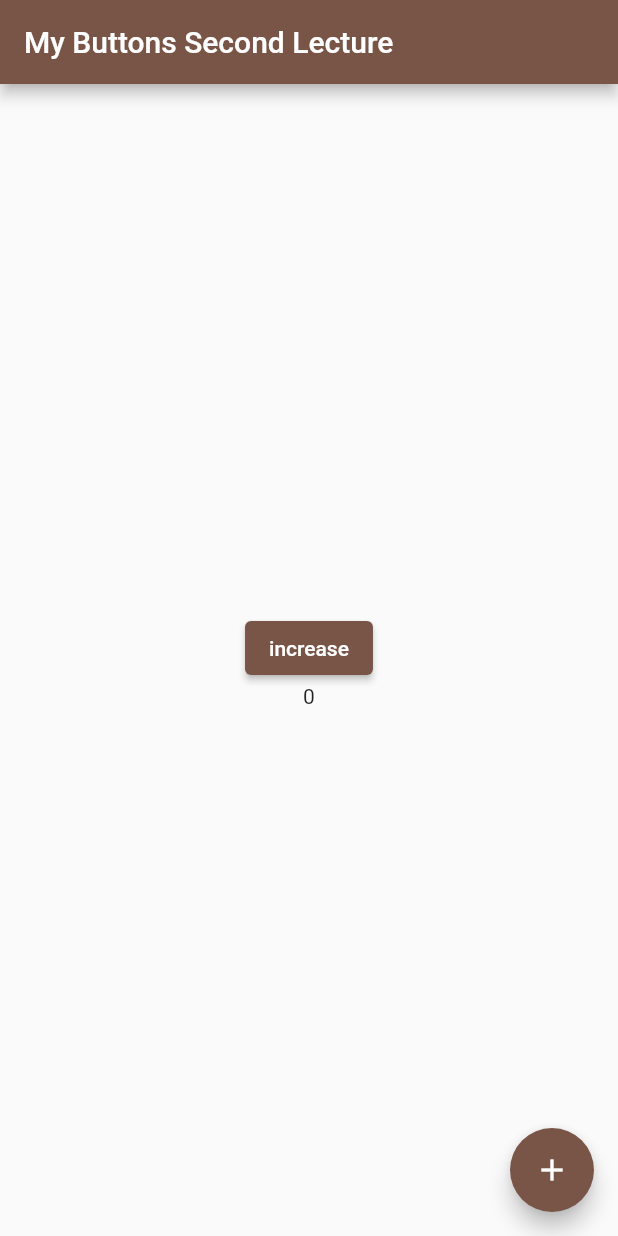
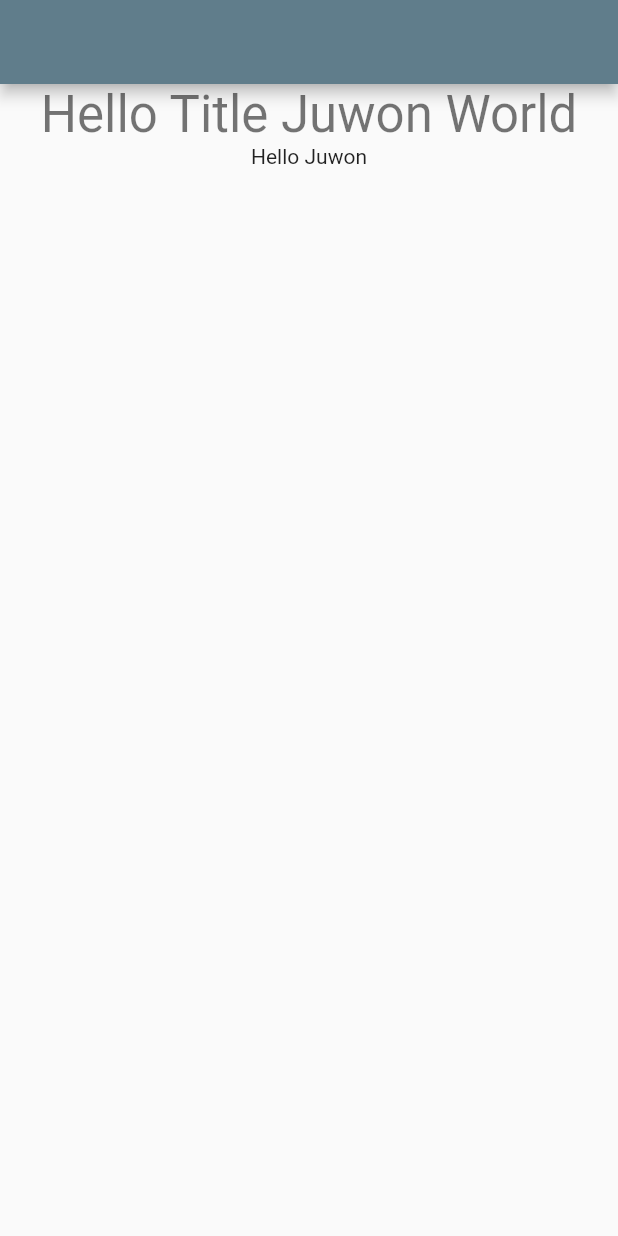
Before and after one commit to Juwon-Yun/LearnFlutter, a Flutter app: the screen it shows after launch, on a phone screen of 412 x 824 dp. Run offline on Flutter 3.47's test engine with Material 2 defaults, Android fonts, the phone set to English and light mode, and no system bars.

Commit message:
feat : stless, stful의 인수 활용법

```diff
--- a/lib/main.dart
+++ b/lib/main.dart
@@ -18,13 +18,38 @@ class MyApp extends StatelessWidget {
     return MaterialApp(
       title: 'Flutter Demo',
       theme: ThemeData(
-        primarySwatch: Colors.brown,
+        primarySwatch: Colors.blueGrey,
       ),
       // home: const JuwonHomePage(),
       // home: const MultipleWidgetPage(),
       // home: const AlignSpacerExpandedWidgetPage(),
       // home : const MyButtons(),
-      home : MyButtons2(),
+      // home : MyButtons2(),
+      home: const MyHomePage(name: 'Juwon', title: 'Title',),
     );
   }
 }
+
+class MyHomePage extends StatelessWidget {
+  const MyHomePage({Key? key, required this.name, required this.title}) : super(key: key);
+
+  final String name;
+  final String title;
+
+  @override
+  Widget build(BuildContext context) {
+    return Scaffold(
+      appBar: AppBar(),
+      body: Center(
+        child: Column(
+          mainAxisAlignment: MainAxisAlignment.start,
+          children: [
+            Text('Hello $title $name World',
+                style: Theme.of(context).textTheme.headline4),
+            Text('Hello $name')
+          ],
+        )
+      ),
+    );
+  }
+}
--- a/lib/page/buttons2.dart
+++ b/lib/page/buttons2.dart
@@ -2,6 +2,7 @@ import 'package:flutter/material.dart';
 //stful
 //stless 숏컷이 있다.
 
+// widget. 부모 위젯의 속성값을 사용할 수 있다. props?
 class MyButtons2 extends StatefulWidget{
   // 생성자 인스턴스 에서 인수를 전달받는 것은 여기서
   MyButtons2({Key? key}) : super(key : key);
@@ -26,6 +27,7 @@ class _MyButtons2State extends State<MyButtons2> {
             count++;
           });
         },
+        tooltip: 'Increase',
         child: const Icon(
           Icons.add,
           color: Colors.white,
```
Also changed, not shown: 1 other file.
